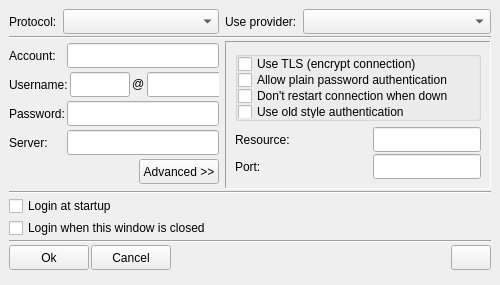
Before: the Qt Designer form share/skins/default/account.ui in itds-consulting/yate, drawn with Qt 5.
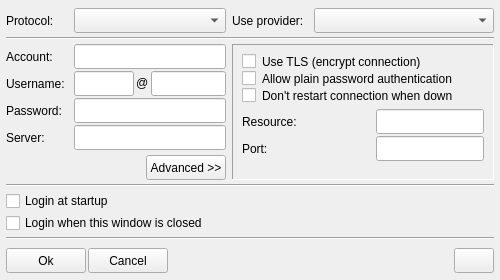
After: the same form once the commit is applied. Icons and pictures are not drawn.

Commit message: DefaultLogic is now using an accounts list for accounts and contacts management. Fixed account and contact add/edit bugs. Calls log is now shown using a common table for incoming and outgoing. Fixed DefaultLogic resource.notify and user.roster processing.

```diff
--- a/share/skins/default/account.ui
+++ b/share/skins/default/account.ui
@@ -9,7 +9,7 @@
     <x>0</x>
     <y>0</y>
     <width>500</width>
-    <height>285</height>
+    <height>280</height>
    </rect>
   </property>
   <property name="sizePolicy" >
@@ -21,13 +21,13 @@
   <property name="minimumSize" >
    <size>
     <width>500</width>
-    <height>285</height>
+    <height>280</height>
    </size>
   </property>
   <property name="maximumSize" >
    <size>
     <width>500</width>
-    <height>285</height>
+    <height>280</height>
    </size>
   </property>
   <property name="windowTitle" >
@@ -41,16 +41,16 @@
     <number>2</number>
    </property>
    <property name="leftMargin" >
-    <number>9</number>
+    <number>6</number>
    </property>
    <property name="topMargin" >
-    <number>9</number>
+    <number>6</number>
    </property>
    <property name="rightMargin" >
-    <number>9</number>
+    <number>6</number>
    </property>
    <property name="bottomMargin" >
-    <number>9</number>
+    <number>4</number>
    </property>
    <item>
     <layout class="QHBoxLayout" >
@@ -71,15 +71,21 @@
      </property>
      <item>
       <widget class="QFrame" name="frame_protocol" >
+       <property name="sizePolicy" >
+        <sizepolicy vsizetype="Preferred" hsizetype="Fixed" >
+         <horstretch>0</horstretch>
+         <verstretch>0</verstretch>
+        </sizepolicy>
+       </property>
        <property name="minimumSize" >
         <size>
-         <width>210</width>
+         <width>220</width>
          <height>16</height>
         </size>
        </property>
        <property name="maximumSize" >
         <size>
-         <width>210</width>
+         <width>220</width>
          <height>16777215</height>
         </size>
        </property>
@@ -108,7 +114,7 @@
         <item>
          <layout class="QHBoxLayout" >
           <property name="spacing" >
-           <number>6</number>
+           <number>2</number>
           </property>
           <property name="leftMargin" >
            <number>0</number>
@@ -124,6 +130,24 @@
           </property>
           <item>
            <widget class="QLabel" name="label_protocol" >
+            <property name="sizePolicy" >
+             <sizepolicy vsizetype="Preferred" hsizetype="Fixed" >
+              <horstretch>0</horstretch>
+              <verstretch>0</verstretch>
+             </sizepolicy>
+            </property>
+            <property name="minimumSize" >
+             <size>
+              <width>66</width>
+              <height>0</height>
+             </size>
+            </property>
+            <property name="maximumSize" >
+             <size>
+              <width>66</width>
+              <height>16777215</height>
+             </size>
+            </property>
             <property name="text" >
              <string>Protocol:</string>
             </property>
@@ -132,14 +156,14 @@
           <item>
            <widget class="QComboBox" name="acc_protocol" >
             <property name="sizePolicy" >
-             <sizepolicy vsizetype="Fixed" hsizetype="MinimumExpanding" >
+             <sizepolicy vsizetype="Fixed" hsizetype="Expanding" >
               <horstretch>0</horstretch>
               <verstretch>0</verstretch>
              </sizepolicy>
             </property>
             <property name="minimumSize" >
              <size>
-              <width>120</width>
+              <width>0</width>
               <height>25</height>
              </size>
             </property>
@@ -159,7 +183,7 @@
      <item>
       <layout class="QHBoxLayout" >
        <property name="spacing" >
-        <number>6</number>
+        <number>2</number>
        </property>
        <property name="leftMargin" >
         <number>0</number>
@@ -175,6 +199,24 @@
        </property>
        <item>
         <widget class="QLabel" name="label" >
+         <property name="sizePolicy" >
+          <sizepolicy vsizetype="Preferred" hsizetype="Fixed" >
+           <horstretch>0</horstretch>
+           <verstretch>0</verstretch>
+          </sizepolicy>
+         </property>
+         <property name="minimumSize" >
+          <size>
+           <width>80</width>
+           <height>0</height>
+          </size>
+         </property>
+         <property name="maximumSize" >
+          <size>
+           <width>80</width>
+           <height>16777215</height>
+          </size>
+         </property>
          <property name="text" >
           <string>Use provider:</string>
          </property>
@@ -183,14 +225,14 @@
        <item>
         <widget class="QComboBox" name="acc_providers" >
          <property name="sizePolicy" >
-          <sizepolicy vsizetype="Fixed" hsizetype="MinimumExpanding" >
+          <sizepolicy vsizetype="Fixed" hsizetype="Expanding" >
            <horstretch>0</horstretch>
            <verstretch>0</verstretch>
           </sizepolicy>
          </property>
          <property name="minimumSize" >
           <size>
-           <width>120</width>
+           <width>0</width>
            <height>25</height>
           </size>
          </property>
@@ -251,16 +293,22 @@
      </property>
      <item>
       <widget class="QFrame" name="frame_account" >
+       <property name="sizePolicy" >
+        <sizepolicy vsizetype="Preferred" hsizetype="Fixed" >
+         <horstretch>0</horstretch>
+         <verstretch>0</verstretch>
+        </sizepolicy>
+       </property>
        <property name="minimumSize" >
         <size>
-         <width>210</width>
-         <height>148</height>
+         <width>220</width>
+         <height>136</height>
         </size>
        </property>
        <property name="maximumSize" >
         <size>
-         <width>210</width>
-         <height>444</height>
+         <width>220</width>
+         <height>136</height>
         </size>
        </property>
        <property name="frameShape" >
@@ -304,6 +352,24 @@
           </property>
           <item>
            <widget class="QLabel" name="label_3" >
+            <property name="sizePolicy" >
+             <sizepolicy vsizetype="Preferred" hsizetype="Fixed" >
+              <horstretch>0</horstretch>
+              <verstretch>0</verstretch>
+             </sizepolicy>
+            </property>
+            <property name="minimumSize" >
+             <size>
+              <width>66</width>
+              <height>0</height>
+             </size>
+            </property>
+            <property name="maximumSize" >
+             <size>
+              <width>66</width>
+              <height>16777215</height>
+             </size>
+            </property>
             <property name="text" >
              <string>Account:</string>
             </property>
@@ -312,14 +378,14 @@
           <item>
            <widget class="QLineEdit" name="acc_account" >
             <property name="sizePolicy" >
-             <sizepolicy vsizetype="Fixed" hsizetype="Fixed" >
+             <sizepolicy vsizetype="Fixed" hsizetype="Expanding" >
               <horstretch>0</horstretch>
               <verstretch>0</verstretch>
              </sizepolicy>
             </property>
             <property name="minimumSize" >
              <size>
-              <width>152</width>
+              <width>0</width>
               <height>25</height>
              </size>
             </property>
@@ -355,6 +421,24 @@
           </property>
           <item>
            <widget class="QLabel" name="label_5" >
+            <property name="sizePolicy" >
+             <sizepolicy vsizetype="Preferred" hsizetype="Fixed" >
+              <horstretch>0</horstretch>
+              <verstretch>0</verstretch>
+             </sizepolicy>
+            </property>
+            <property name="minimumSize" >
+             <size>
+              <width>66</width>
+              <height>0</height>
+             </size>
+            </property>
+            <property name="maximumSize" >
+             <size>
+              <width>66</width>
+              <height>16777215</height>
+             </size>
+            </property>
             <property name="text" >
              <string>Username:</string>
             </property>
@@ -398,20 +482,20 @@
           <item>
            <widget class="QLineEdit" name="acc_domain" >
             <property name="sizePolicy" >
-             <sizepolicy vsizetype="Fixed" hsizetype="Fixed" >
+             <sizepolicy vsizetype="Fixed" hsizetype="Expanding" >
               <horstretch>0</horstretch>
               <verstretch>0</verstretch>
              </sizepolicy>
             </property>
             <property name="minimumSize" >
              <size>
-              <width>78</width>
+              <width>0</width>
               <height>25</height>
              </size>
             </property>
             <property name="maximumSize" >
              <size>
-              <width>78</width>
+              <width>16777215</width>
               <height>25</height>
              </size>
             </property>
@@ -438,6 +522,24 @@
           </property>
           <item>
            <widget class="QLabel" name="label_7" >
+            <property name="sizePolicy" >
+             <sizepolicy vsizetype="Preferred" hsizetype="Fixed" >
+              <horstretch>0</horstretch>
+              <verstretch>0</verstretch>
+             </sizepolicy>
+            </property>
+            <property name="minimumSize" >
+             <size>
+              <width>66</width>
+              <height>0</height>
+             </size>
+            </property>
+            <property name="maximumSize" >
+             <size>
+              <width>66</width>
+              <height>16777215</height>
+             </size>
+            </property>
             <property name="text" >
              <string>Password:</string>
             </property>
@@ -446,14 +548,14 @@
           <item>
            <widget class="QLineEdit" name="acc_password" >
             <property name="sizePolicy" >
-             <sizepolicy vsizetype="Fixed" hsizetype="Fixed" >
+             <sizepolicy vsizetype="Fixed" hsizetype="Expanding" >
               <horstretch>0</horstretch>
               <verstretch>0</verstretch>
              </sizepolicy>
             </property>
             <property name="minimumSize" >
              <size>
-              <width>152</width>
+              <width>0</width>
               <height>25</height>
              </size>
             </property>
@@ -489,6 +591,24 @@
           </property>
           <item>
            <widget class="QLabel" name="label_4" >
+            <property name="sizePolicy" >
+             <sizepolicy vsizetype="Preferred" hsizetype="Fixed" >
+              <horstretch>0</horstretch>
+              <verstretch>0</verstretch>
+             </sizepolicy>
+            </property>
+            <property name="minimumSize" >
+             <size>
+              <width>66</width>
+              <height>0</height>
+             </size>
+            </property>
+            <property name="maximumSize" >
+             <size>
+              <width>66</width>
+              <height>16777215</height>
+             </size>
+            </property>
             <property name="text" >
              <string>Server:</string>
             </property>
@@ -497,14 +617,14 @@
           <item>
            <widget class="QLineEdit" name="acc_server" >
             <property name="sizePolicy" >
-             <sizepolicy vsizetype="Fixed" hsizetype="Fixed" >
+             <sizepolicy vsizetype="Fixed" hsizetype="Expanding" >
               <horstretch>0</horstretch>
               <verstretch>0</verstretch>
              </sizepolicy>
             </property>
             <property name="minimumSize" >
              <size>
-              <width>152</width>
+              <width>0</width>
               <height>25</height>
              </size>
             </property>
@@ -518,6 +638,19 @@
           </item>
          </layout>
         </item>
+        <item>
+         <spacer>
+          <property name="orientation" >
+           <enum>Qt::Vertical</enum>
+          </property>
+          <property name="sizeHint" >
+           <size>
+            <width>20</width>
+            <height>40</height>
+           </size>
+          </property>
+         </spacer>
+        </item>
         <item>
          <layout class="QHBoxLayout" >
           <property name="spacing" >
@@ -574,16 +707,22 @@
      </item>
      <item>
       <widget class="QStackedWidget" name="acc_proto_spec" >
+       <property name="sizePolicy" >
+        <sizepolicy vsizetype="Preferred" hsizetype="Fixed" >
+         <horstretch>0</horstretch>
+         <verstretch>0</verstretch>
+        </sizepolicy>
+       </property>
        <property name="minimumSize" >
         <size>
          <width>16</width>
-         <height>148</height>
+         <height>136</height>
         </size>
        </property>
        <property name="maximumSize" >
         <size>
          <width>500</width>
-         <height>148</height>
+         <height>136</height>
         </size>
        </property>
        <property name="frameShape" >
@@ -658,17 +797,8 @@
              <height>0</height>
             </size>
            </property>
-           <property name="title" >
-            <string/>
-           </property>
-           <property name="alignment" >
-            <set>Qt::AlignLeading|Qt::AlignLeft|Qt::AlignTop</set>
-           </property>
-           <property name="flat" >
-            <bool>true</bool>
-           </property>
-           <property name="checkable" >
-            <bool>false</bool>
+           <property name="styleSheet" >
+            <string>border: 0px;</string>
            </property>
            <layout class="QVBoxLayout" >
             <property name="spacing" >
@@ -710,16 +840,6 @@
               </property>
              </widget>
             </item>
-            <item>
-             <widget class="QCheckBox" name="acc_proto_jabber_opt_oldstyleauth" >
-              <property name="text" >
-               <string>Use old style authentication</string>
-              </property>
-              <property name="autoExclusive" >
-               <bool>false</bool>
-              </property>
-             </widget>
-            </item>
            </layout>
           </widget>
          </item>
@@ -1081,7 +1201,7 @@
       <number>0</number>
      </property>
      <property name="topMargin" >
-      <number>0</number>
+      <number>4</number>
      </property>
      <property name="rightMargin" >
       <number>0</number>
```
Left out of the diff: 7 changed lines with no effect on the pictures. The commit also changes 5 other files.
